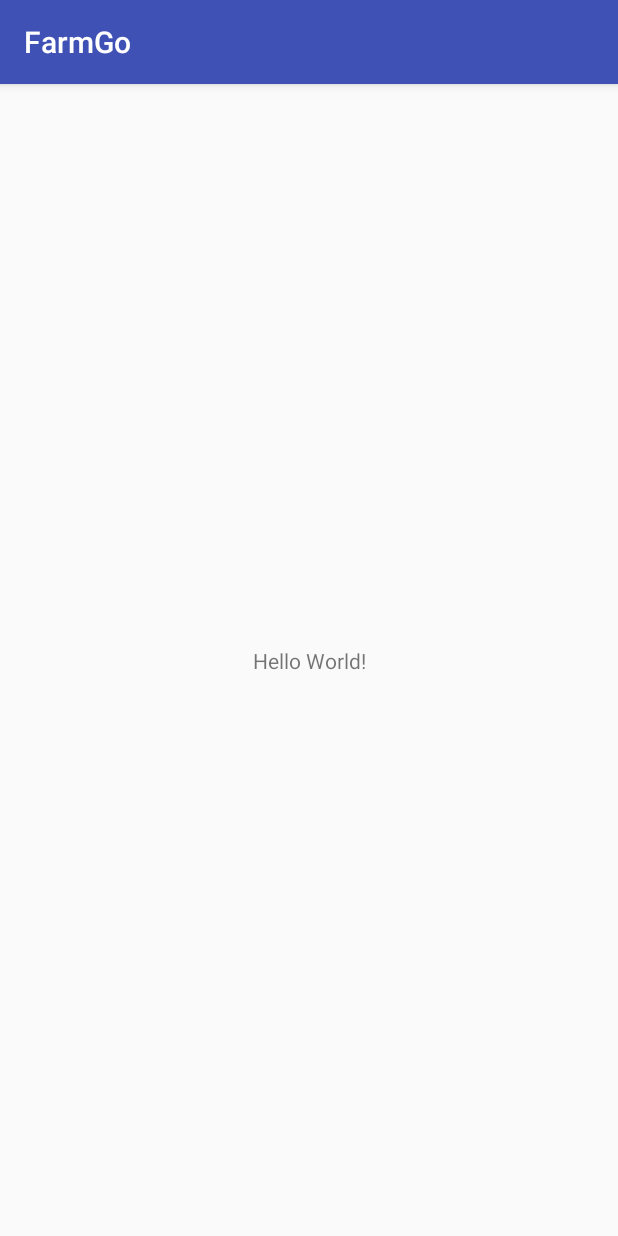
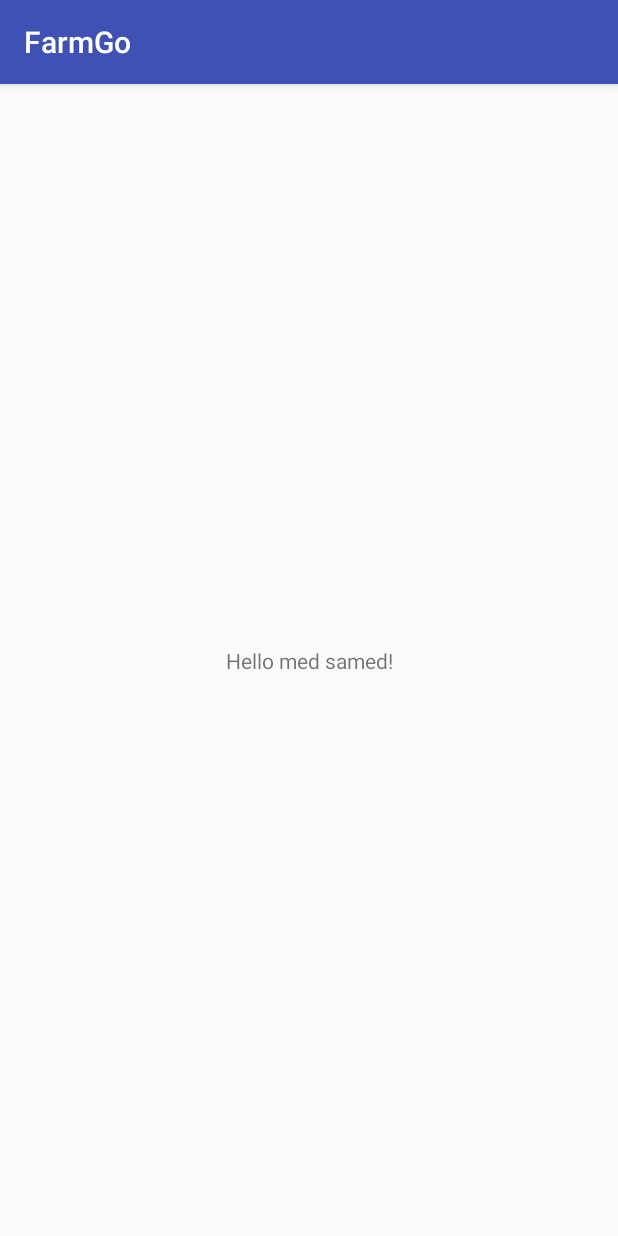
Before and after one commit to rhesaav/FarmGo, an Android app: the screen it shows after launch (MainActivity), on a phone screen of 412 x 824 dp. Run offline under Robolectric (Android 15) with nearby library versions, the phone set to English and light mode, and no system bars.

Commit message:
+ change the name

```diff
--- a/app/src/main/res/layout/activity_main.xml
+++ b/app/src/main/res/layout/activity_main.xml
@@ -9,7 +9,7 @@
     <TextView
         android:layout_width="wrap_content"
         android:layout_height="wrap_content"
-        android:text="Hello World!"
+        android:text="Hello med samed!"
         app:layout_constraintBottom_toBottomOf="parent"
         app:layout_constraintLeft_toLeftOf="parent"
         app:layout_constraintRight_toRightOf="parent"
```
Also changed, not shown: 1 other file.
